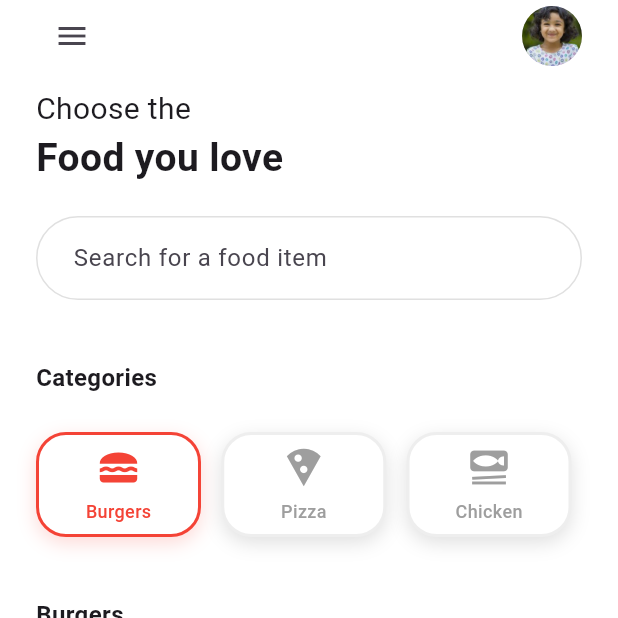
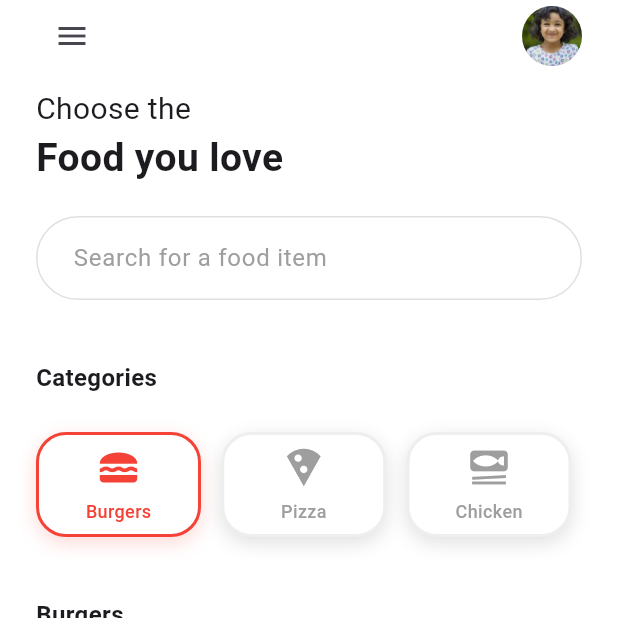
Before and after one commit to Flutter-13Aprill/Foodora-App-UI, a Flutter app: the Food_Dashboard_Screen screen opened directly, on a phone screen of 412 x 824 dp, the top half of it. Run offline on Flutter 3.47's test engine with Material 3 defaults, Android fonts, the phone set to English and light mode, and no system bars.

Commit message:
Foodora-App-UI

```diff
--- a/lib/Screen/Food_Dashboard_Screen.dart
+++ b/lib/Screen/Food_Dashboard_Screen.dart
@@ -23,7 +23,8 @@ class _Food_Dashboard_Screen_State extends State<Food_Dashboard_Screen> {
               mainAxisAlignment: MainAxisAlignment.spaceBetween,
               children: [
                 Builder(
-                  builder: (context) => IconButton(
+                  builder:
+                      (context) => IconButton(
                         icon: Icon(Icons.menu),
                         onPressed: () => Scaffold.of(context).openDrawer(),
                       ),
@@ -44,8 +45,14 @@ class _Food_Dashboard_Screen_State extends State<Food_Dashboard_Screen> {
 
             // Search bar
             TextField(
+              style: TextStyle(
+                color: Colors.grey,
+              ),
               decoration: InputDecoration(
                 hintText: "  Search for a food item",
+                hintStyle: TextStyle(
+                  color: Colors.grey,
+                ),
                 filled: true,
                 fillColor: Colors.white,
                 border: OutlineInputBorder(
@@ -62,6 +69,7 @@ class _Food_Dashboard_Screen_State extends State<Food_Dashboard_Screen> {
                 ),
               ),
             ),
+
             SizedBox(height: 40),
             // Categories
             Text(
@@ -133,7 +141,8 @@ class _Food_Dashboard_Screen_State extends State<Food_Dashboard_Screen> {
                   width: _currentPage == index ? 10 : 8,
                   height: _currentPage == index ? 10 : 8,
                   decoration: BoxDecoration(
-                    color: _currentPage == index
+                    color:
+                        _currentPage == index
                             ? Colors.red
                             : Colors.grey.shade400,
                     shape: BoxShape.circle,
@@ -173,7 +182,8 @@ class _Food_Dashboard_Screen_State extends State<Food_Dashboard_Screen> {
           onPressed: () {
             showModalBottomSheet(
               context: context,
-              builder: (_) => Container(
+              builder:
+                  (_) => Container(
                     padding: EdgeInsets.all(16),
                     height: 200,
                     child: Column(
@@ -215,7 +225,8 @@ class _Food_Dashboard_Screen_State extends State<Food_Dashboard_Screen> {
         borderRadius: BorderRadius.circular(20),
         boxShadow: [
           BoxShadow(
-            color: selected ? Colors.red.withOpacity(0.2) : Colors.grey.shade300,
+            color:
+                selected ? Colors.red.withOpacity(0.2) : Colors.grey.shade300,
             blurRadius: 10,
             offset: Offset(0, 4),
           ),
```
Lines whose indentation alone changed are shown as unchanged.
